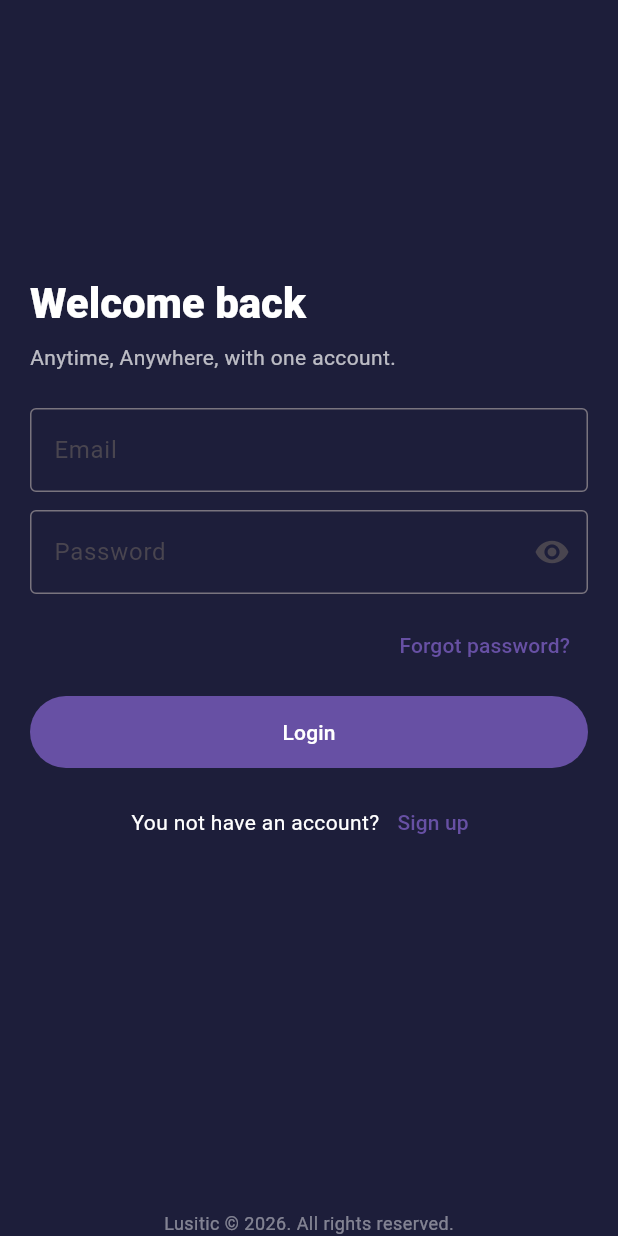
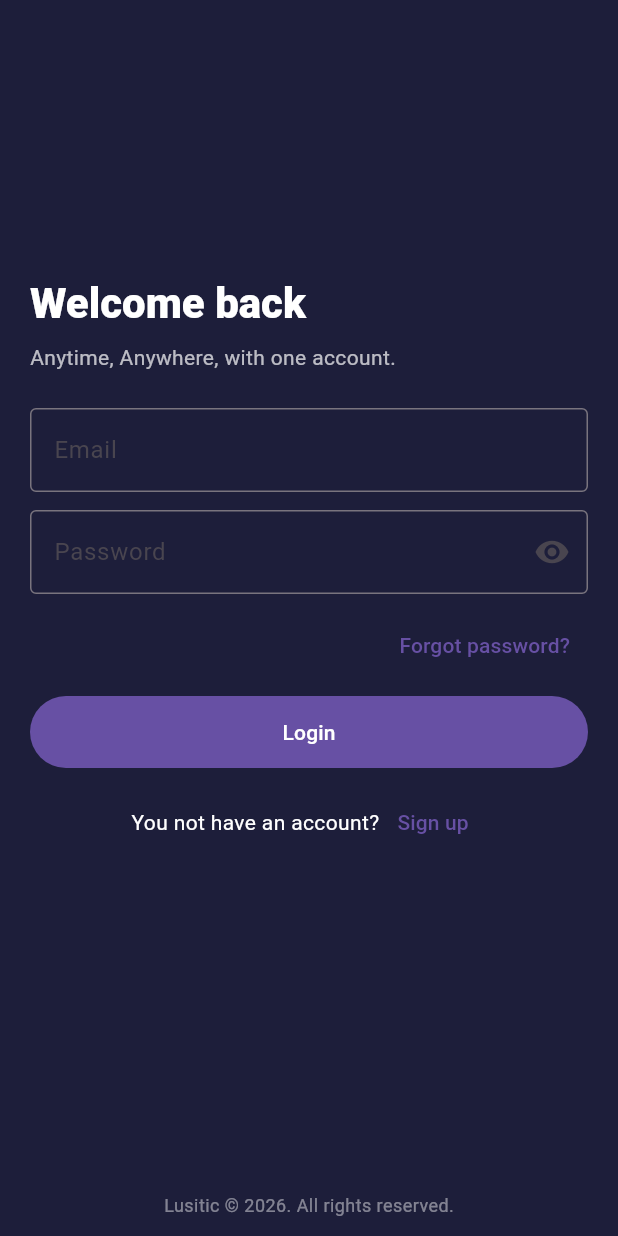
Before and after one commit to Lusitic/prj_genesis, a Flutter app: the screen it shows after launch, after a tap on "skip", after a tap on "Start", on a phone screen of 412 x 824 dp. Run offline on Flutter 3.47's test engine with Material 3 defaults, Android fonts, the phone set to English and light mode, and no system bars; our stand-ins replace lottie, shared_preferences.

Commit message:
Fixed bug

```diff
--- a/lib/screens/auth/login_screen.dart
+++ b/lib/screens/auth/login_screen.dart
@@ -221,6 +221,12 @@ class _LoginScreenState extends State<LoginScreen> {
               left: 0,
               right: 0,
               bottom: 0,
+              child: IgnorePointer(
+                ignoring: true,
+                child: SafeArea(
+                  top: false,
+                  child: Padding(
+                    padding: EdgeInsets.only(bottom: 12),
                     child: Center(
                       child: Text(
                         "Lusitic © 2026. All rights reserved.",
@@ -232,6 +238,9 @@ class _LoginScreenState extends State<LoginScreen> {
                       ),
                     ),
                   ),
+                ),
+              ),
+            ),
           ],
         ),
       ),
```
Lines whose indentation alone changed are shown as unchanged.
